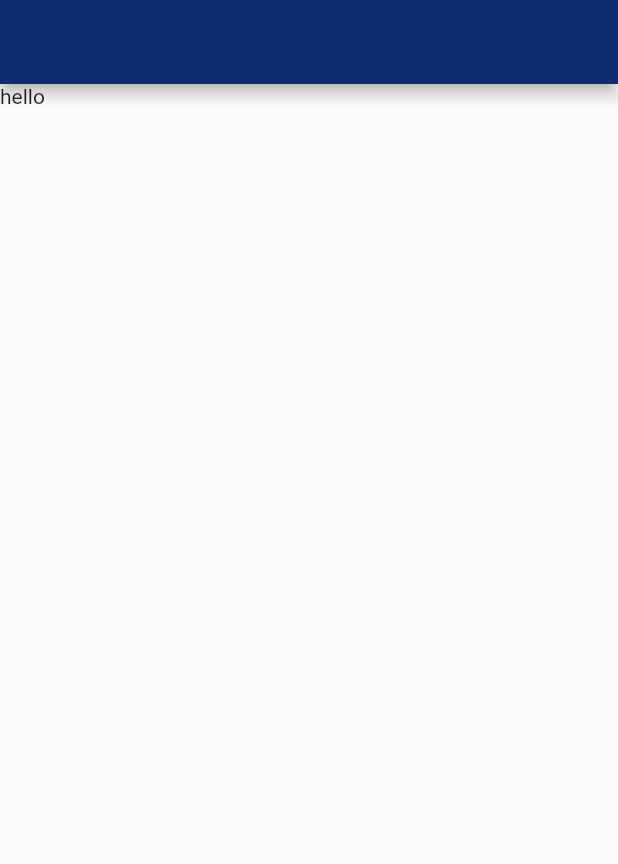
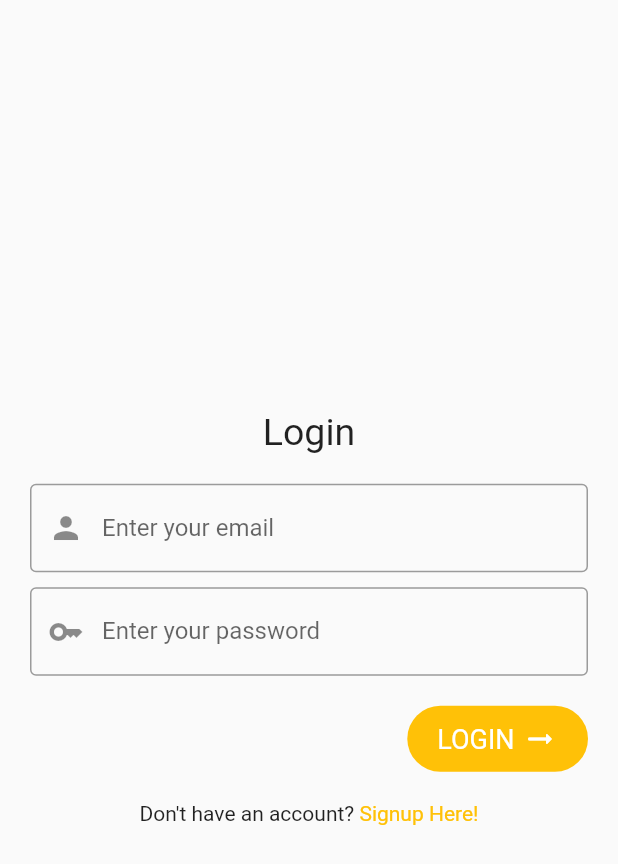
Before and after one commit to YuDavidCao/flutter_bootstrap, a Flutter app: the screen it shows after launch, on a phone screen of 412 x 824 dp. Shown: the top 864 px of the screen. Run offline on Flutter 3.47's test engine with Material 2 defaults, Android fonts, the phone set to English and light mode, and no system bars; our stand-ins replace cloud_firestore, firebase_auth, firebase_core; accounts and stored records are empty.

Commit message:
added firebase auth and login screen

```diff
--- a/lib/constants.dart
+++ b/lib/constants.dart
@@ -6,9 +6,15 @@ const double globalMarginPadding = 10.0;
 
 const Color sixtyUIColor = Colors.white;
 
-const Color thirtyUIColor = Color(0xFF0E2C71);
+const Color thirtyUIColor = Colors.amber;
 
-const Color tenUIColor = Color.fromRGBO(230, 188, 107, 1);
+const Color tenUIColor = Colors.amber;
+
+const TextStyle titleTextStyle = TextStyle(fontSize: 25);
+
+const TextStyle ctaButtonStyle = TextStyle(fontSize: 18, color: Colors.white);
+
+RegExp emailRegex = RegExp(r'^[\w-\.]+@([\w-]+\.)+[\w-]{2,4}$');
 
 const LinearGradient goldLinearGradient = LinearGradient(
   begin: Alignment(0, -1),
--- /dev/null
+++ b/lib/firebase/firebase_auth_service.dart
@@ -0,0 +1,43 @@
+import 'package:flutter/material.dart';
+import 'package:firebase_auth/firebase_auth.dart';
+import 'firebase_firestore_service.dart';
+
+class FirebaseAuthService {
+  static Future<bool> loginWithEmailAndPassword(
+      BuildContext context, String email, String password) async {
+    try {
+      await FirebaseAuth.instance.signInWithEmailAndPassword(
+        email: email,
+        password: password,
+      );
+    } catch (e) {
+      //ignored for now
+    }
+    return FirebaseAuth.instance.currentUser != null;
+  }
+
+  static Future<bool> signupWithEmailAndPassword(
+      BuildContext context, String email, String password, String role) async {
+    try {
+      await FirebaseAuth.instance.createUserWithEmailAndPassword(
+        email: email,
+        password: password,
+      );
+    } catch (e) {
+      //ignored for now
+    }
+    if (FirebaseAuth.instance.currentUser != null) {
+      FirebaseFirestoreService.addUserData(
+          FirebaseAuth.instance.currentUser!.email ?? "",
+          FirebaseAuth.instance.currentUser!.uid,
+          role);
+    }
+    return FirebaseAuth.instance.currentUser != null;
+  }
+
+  static Future<void> deleteUser() async {
+    if (FirebaseAuth.instance.currentUser != null) {
+      FirebaseAuth.instance.currentUser!.delete();
+    }
+  }
+}
--- /dev/null
+++ b/lib/firebase/firebase_firestore_service.dart
@@ -0,0 +1,17 @@
+import 'package:cloud_firestore/cloud_firestore.dart';
+
+class FirebaseFirestoreService {
+  static void addUserData(String email, String username, String role) async {
+    final CollectionReference collectionReference =
+        FirebaseFirestore.instance.collection('User');
+    DocumentSnapshot documentSnapshot =
+        await collectionReference.doc(email).get();
+    if (!documentSnapshot.exists) {
+      collectionReference.doc(email).set({
+        "email": email,
+        "name": email.substring(0, 2).toUpperCase(),
+        "role": role
+      });
+    }
+  }
+}
--- a/lib/main.dart
+++ b/lib/main.dart
@@ -1,9 +1,13 @@
 import 'package:flutter/material.dart';
 import 'package:flutter/services.dart';
+import 'package:firebase_core/firebase_core.dart';
+import 'package:flutter_bootstrap/pages/login_page.dart';
+import 'firebase_options.dart';
 import 'pages.dart';
 
 Future<void> main() async {
   WidgetsFlutterBinding.ensureInitialized();
+  await Firebase.initializeApp(options: DefaultFirebaseOptions.currentPlatform);
   SystemChrome.setEnabledSystemUIMode(SystemUiMode.manual,
       overlays: [SystemUiOverlay.top]);
   runApp(const MyApp());
@@ -22,21 +26,11 @@ class MyApp extends StatelessWidget {
         debugShowCheckedModeBanner: false,
         title: 'App',
         theme: ThemeData(
-          primarySwatch: const MaterialColor(0xFF0E2C71, {
-            50: Color(0xFF0E2C71),
-            100: Color(0xFF0E2C71),
-            200: Color(0xFF0E2C71),
-            300: Color(0xFF0E2C71),
-            400: Color(0xFF0E2C71),
-            500: Color(0xFF0E2C71),
-            600: Color(0xFF0E2C71),
-            700: Color(0xFF0E2C71),
-            800: Color(0xFF0E2C71),
-            900: Color(0xFF0E2C71),
-          }),
+          primarySwatch: Colors.amber,
         ),
-        initialRoute: '/Home',
+        initialRoute: '/LoginPage',
         routes: {
+          '/LoginPage': (context) => const LoginPage(),
           '/Home': (context) => const HomePage(),
         },
       ),
--- /dev/null
+++ b/lib/pages/login_page.dart
@@ -0,0 +1,238 @@
+import 'package:flutter/material.dart';
+import 'package:flutter_bootstrap/constants.dart';
+import 'package:flutter_bootstrap/firebase/firebase_auth_service.dart';
+
+class LoginPage extends StatefulWidget {
+  const LoginPage({super.key});
+
+  @override
+  State<LoginPage> createState() => _LoginPageState();
+}
+
+class _LoginPageState extends State<LoginPage> {
+  final _formKey = GlobalKey<FormState>();
+
+  bool signup = false;
+  bool isInstructor = false;
+
+  TextEditingController emailController = TextEditingController();
+  TextEditingController passwordController = TextEditingController();
+  TextEditingController confirmController = TextEditingController();
+
+  @override
+  void dispose() {
+    emailController.dispose();
+    passwordController.dispose();
+    confirmController.dispose();
+    super.dispose();
+  }
+
+  void resetInfo() {
+    isInstructor = false;
+    emailController.text = "";
+    passwordController.text = "";
+    confirmController.text = "";
+  }
+
+  void performLogin() async {
+    if (_formKey.currentState!.validate()) {
+      if (!signup) {
+        bool successful = await FirebaseAuthService.loginWithEmailAndPassword(
+            context, emailController.text, passwordController.text);
+        if (context.mounted && successful) {
+          //TODO
+        }
+      } else {
+        bool successful = await FirebaseAuthService.signupWithEmailAndPassword(
+            context,
+            emailController.text,
+            passwordController.text,
+            (isInstructor) ? "Instructor" : " Student");
+        if (context.mounted && successful) {
+          //TODO
+        }
+      }
+    }
+  }
+
+  void switchLoginSignup() {
+    setState(() {
+      signup = !signup;
+
+      resetInfo();
+    });
+  }
+
+  @override
+  Widget build(BuildContext context) {
+    return Scaffold(
+      // resizeToAvoidBottomInset: false,
+      appBar: null,
+      body: Column(
+        mainAxisAlignment: MainAxisAlignment.center,
+        children: [
+          Text(
+            (!signup) ? "Login" : "Sign up",
+            style: titleTextStyle,
+          ),
+          Padding(
+            padding: const EdgeInsets.all(globalEdgePadding),
+            child: Form(
+                key: _formKey,
+                child: Column(
+                  mainAxisAlignment: MainAxisAlignment.start,
+                  children: <Widget>[
+                    TextFormField(
+                      controller: emailController,
+                      decoration: const InputDecoration(
+                          prefixIcon: Icon(Icons.person),
+                          labelText: 'Enter your email',
+                          border: OutlineInputBorder()),
+                      validator: (val) {
+                        if (val!.isEmpty ||
+                            !emailRegex.hasMatch(emailController.text)) {
+                          return 'Enter a valid email';
+                        } else {
+                          return null;
+                        }
+                      },
+                    ),
+                    const SizedBox(height: globalMarginPadding),
+                    SizedBox(
+                      child: TextFormField(
+                        controller: passwordController,
+                        obscuringCharacter: '*',
+                        obscureText: true,
+                        decoration: const InputDecoration(
+                            prefixIcon: Icon(Icons.key),
+                            labelText: 'Enter your password',
+                            border: OutlineInputBorder()),
+                        validator: (val) {
+                          if (val!.isEmpty ||
+                              passwordController.text.length < 6) {
+                            return 'Password must be 6 characters or longer';
+                          } else {
+                            return null;
+                          }
+                        },
+                      ),
+                    ),
+                    if (signup) const SizedBox(height: globalMarginPadding),
+                    if (signup)
+                      SizedBox(
+                        child: TextFormField(
+                          controller: confirmController,
+                          obscuringCharacter: '*',
+                          obscureText: true,
+                          decoration: const InputDecoration(
+                              prefixIcon: Icon(Icons.repeat),
+                              labelText: 'Confirm your password',
+                              border: OutlineInputBorder()),
+                          validator: (val) {
+                            if (val!.isEmpty) {
+                              return 'Enter your password again';
+                            } else if (val != passwordController.text) {
+                              return 'Must match previous password';
+                            } else {
+                              return null;
+                            }
+                          },
+                        ),
+                      ),
+                    if ((signup))
+                      Row(
+                        mainAxisAlignment: MainAxisAlignment.end,
+                        children: [
+                          const Text("Are you a instructor?"),
+                          Switch(
+                              value: isInstructor,
+                              onChanged: (bool value) {
+                                setState(() {
+                                  isInstructor = !isInstructor;
+                                });
+                              })
+                        ],
+                      )
+                  ],
+                )),
+          ),
+          Row(
+            mainAxisAlignment: MainAxisAlignment.end,
+            children: [
+              GestureDetector(
+                onTap: () {
+                  performLogin();
+                },
+                child: Row(
+                  children: [
+                    Container(
+                      padding: const EdgeInsets.fromLTRB(
+                          globalEdgePadding,
+                          globalMarginPadding,
+                          globalEdgePadding,
+                          globalMarginPadding),
+                      decoration: const BoxDecoration(
+                        color: tenUIColor,
+                        borderRadius: BorderRadius.all(Radius.circular(50)),
+                      ),
+                      child: Row(
+                        children: [
+                          Text(
+                            (!signup) ? "LOGIN" : "SIGN UP",
+                            style: ctaButtonStyle,
+                          ),
+                          const SizedBox(
+                            width: 5,
+                          ),
+                          const Icon(
+                            Icons.arrow_right_alt_rounded,
+                            color: Colors.white,
+                          )
+                        ],
+                      ),
+                    ),
+                    const SizedBox(
+                      width: globalEdgePadding,
+                    )
+                  ],
+                ),
+              )
+            ],
+          ),
+          const SizedBox(
+            height: globalEdgePadding,
+          ),
+          (signup)
+              ? Row(
+                  mainAxisAlignment: MainAxisAlignment.center,
+                  children: [
+                    const Text("Already have an account? "),
+                    GestureDetector(
+                        onTap: () {
+                          switchLoginSignup();
+                        },
+                        child: const Text(
+                          "Login Here!",
+                          style: TextStyle(color: tenUIColor),
+                        ))
+                  ],
+                )
+              : Row(
+                  mainAxisAlignment: MainAxisAlignment.center,
+                  children: [
+                    const Text("Don't have an account? "),
+                    GestureDetector(
+                        onTap: () {
+                          switchLoginSignup();
+                        },
+                        child: const Text(
+                          "Signup Here!",
+                          style: TextStyle(color: tenUIColor),
+                        ))
+                  ],
+                )
+        ],
+      ),
+    );
+  }
+}
--- a/pubspec.yaml
+++ b/pubspec.yaml
@@ -35,6 +35,9 @@ dependencies:
   # The following adds the Cupertino Icons font to your application.
   # Use with the CupertinoIcons class for iOS style icons.
   cupertino_icons: ^1.0.2
+  firebase_core: ^2.15.1
+  firebase_auth: ^4.7.3
+  cloud_firestore: ^4.8.5
 
 dev_dependencies:
   flutter_test:
```
Also changed, not shown: lib/controller/user_state.dart (added, +26 -0 lines), lib/firebase_options.dart (added), pubspec.lock, 9 other files.
